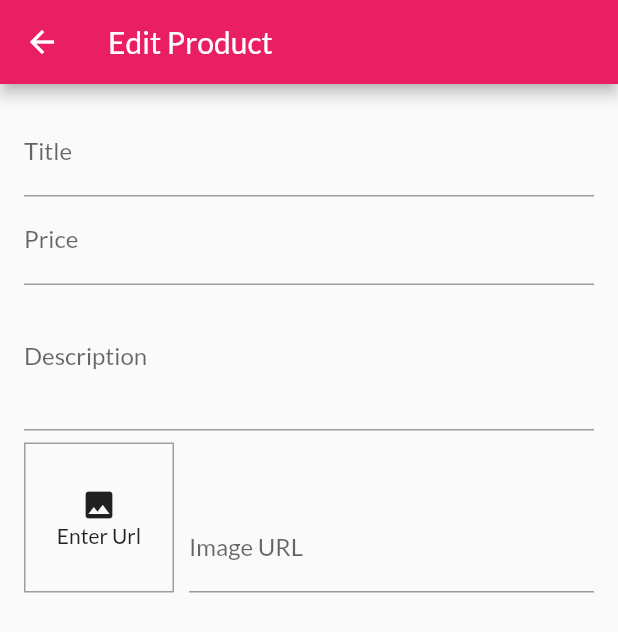
After one commit to absolute-nil/shopping-app, a Flutter app: the ProductFormScreen screen opened by its route, on a phone screen of 412 x 824 dp. The commit adds this screen. Shown: the top 632 px of the screen. Run offline on Flutter 3.47's test engine with Material 2 defaults, Android fonts, the phone set to English and light mode, and no system bars; our stand-ins replace google_fonts; network calls fail.

Commit message:
create and configure form screen

```diff
--- a/lib/main.dart
+++ b/lib/main.dart
@@ -2,6 +2,7 @@ import 'package:flutter/material.dart';
 import 'package:provider/provider.dart';
 
 
+import './screens/product_form_screen.dart';
 import './screens/product_detail_screen.dart';
 import './screens/product_overview.dart';
 import 'package:google_fonts/google_fonts.dart';
@@ -38,7 +39,8 @@ class MyApp extends StatelessWidget {
           ProductDetailScreen.routeName: (ctx) => ProductDetailScreen(),
           CartScreen.routeName: (ctx) => CartScreen(),
           OrdersScreen.route_name: (ctx) => OrdersScreen(),
-          UserProductsScreen.route_name: (ctx) => UserProductsScreen()
+          UserProductsScreen.route_name: (ctx) => UserProductsScreen(),
+          ProductFormScreen.route_name: (ctx) => ProductFormScreen()
         },
       ),
     );
--- /dev/null
+++ b/lib/screens/product_form_screen.dart
@@ -0,0 +1,110 @@
+import 'package:flutter/material.dart';
+
+class ProductFormScreen extends StatefulWidget {
+  static const route_name = "/product-form";
+  @override
+  _ProductFormScreenState createState() => _ProductFormScreenState();
+}
+
+class _ProductFormScreenState extends State<ProductFormScreen> {
+  final _priceFocusNode = FocusNode();
+  final _descriptionFocusNode = FocusNode();
+  final _imageURLFocusNode = FocusNode();
+  final _imageURLController = TextEditingController();
+
+  @override
+  void initState() {
+    _imageURLFocusNode.addListener(_updateImageURL);
+    super.initState();
+  }
+
+  void _updateImageURL() {
+    if(!_imageURLFocusNode.hasFocus){
+    setState(() {});
+    }
+  }
+
+  @override
+  void dispose() {
+    _priceFocusNode.dispose();
+    _descriptionFocusNode.dispose();
+    _imageURLFocusNode.removeListener(_updateImageURL);
+    _imageURLController.dispose();
+    super.dispose();
+  }
+
+  @override
+  Widget build(BuildContext context) {
+    return Scaffold(
+      appBar: AppBar(
+        title: Text("Edit Product"),
+      ),
+      body: Padding(
+        padding: const EdgeInsets.all(16.0),
+        child: Form(
+            child: SingleChildScrollView(
+          child: Column(
+            children: [
+              TextFormField(
+                decoration: InputDecoration(labelText: "Title"),
+                textInputAction: TextInputAction.next,
+                onFieldSubmitted: (_) {
+                  FocusScope.of(context).requestFocus(_priceFocusNode);
+                },
+              ),
+              TextFormField(
+                decoration: InputDecoration(labelText: "Price"),
+                textInputAction: TextInputAction.next,
+                keyboardType: TextInputType.number,
+                focusNode: _priceFocusNode,
+                onFieldSubmitted: (_) {
+                  FocusScope.of(context).requestFocus(_descriptionFocusNode);
+                },
+              ),
+              TextFormField(
+                decoration: InputDecoration(labelText: "Description"),
+                minLines: 3,
+                maxLines: 5,
+                keyboardType: TextInputType.multiline,
+                focusNode: _descriptionFocusNode,
+              ),
+              Row(
+                crossAxisAlignment: CrossAxisAlignment.end,
+                children: [
+                  Container(
+                    height: 100,
+                    width: 100,
+                    margin: EdgeInsets.only(right: 10, top: 8),
+                    decoration: BoxDecoration(
+                        border: Border.all(width: 1, color: Colors.grey)),
+                    child: Container(
+                      child: _imageURLController.text.isEmpty
+                          ? Column(
+                              mainAxisAlignment: MainAxisAlignment.center,
+                              children: [Icon(Icons.image), Text("Enter Url")])
+                          : FittedBox(
+                              child: Image.network(
+                                _imageURLController.text,
+                                fit: BoxFit.cover,
+                              ),
+                            ),
+                    ),
+                  ),
+                  Expanded(
+                    child: TextFormField(
+                      decoration: InputDecoration(labelText: "Image URL"),
+                      textInputAction: TextInputAction.done,
+                      keyboardType: TextInputType.url,
+                      controller: _imageURLController,
+                      focusNode: _imageURLFocusNode,
+                    ),
+                  )
+                ],
+              )
+            ],
+          ),
+        )),
+      ),
+    );
+  }
+}
--- a/lib/screens/user_products_screen.dart
+++ b/lib/screens/user_products_screen.dart
@@ -1,6 +1,7 @@
 import 'package:flutter/material.dart';
 import 'package:provider/provider.dart';
 
+import '../screens/product_form_screen.dart';
 import '../widgets/app_drawer.dart';
 import '../widgets/user_product_item.dart';
 import '../providers/products.dart';
@@ -15,7 +16,9 @@ class UserProductsScreen extends StatelessWidget {
         title: const Text("Your products"),
         actions: [
           IconButton(
-            onPressed: () {},
+            onPressed: () {
+              Navigator.of(context).pushNamed(ProductFormScreen.route_name);
+            },
             icon: const Icon(Icons.add),
           )
         ],
```
